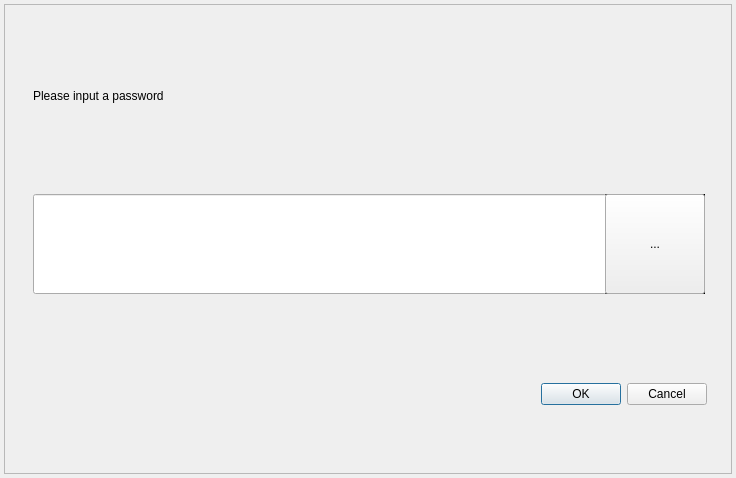
This is gui/mainwidget/src/login/logindialog.ui in yjsin-emastec/neptune as Qt 5 draws it before an edit. The edited form follows.
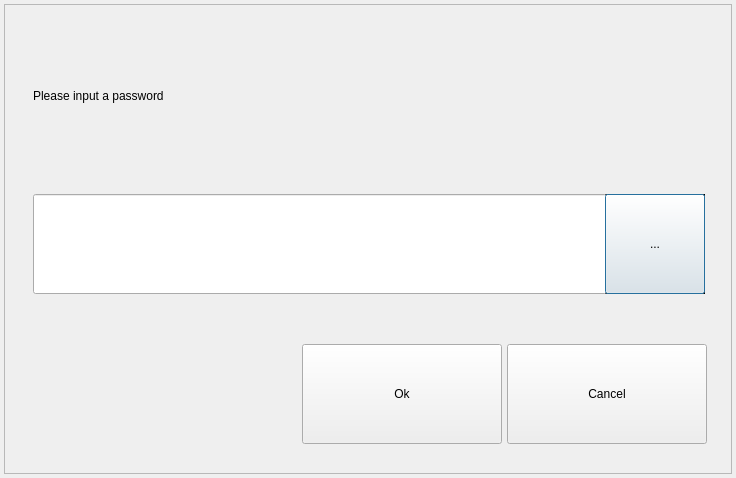
This is the edited form.

Commit message: Fix bug of focus when lineedit was selected

What changed in the file:
```diff
--- a/gui/mainwidget/src/login/logindialog.ui
+++ b/gui/mainwidget/src/login/logindialog.ui
@@ -90,31 +90,6 @@
      <bool>false</bool>
     </property>
    </widget>
-   <widget class="QDialogButtonBox" name="buttonBox">
-    <property name="geometry">
-     <rect>
-      <x>273</x>
-      <y>340</y>
-      <width>430</width>
-      <height>100</height>
-     </rect>
-    </property>
-    <property name="minimumSize">
-     <size>
-      <width>0</width>
-      <height>100</height>
-     </size>
-    </property>
-    <property name="maximumSize">
-     <size>
-      <width>16777215</width>
-      <height>100</height>
-     </size>
-    </property>
-    <property name="standardButtons">
-     <set>QDialogButtonBox::Cancel|QDialogButtonBox::Ok</set>
-    </property>
-   </widget>
    <widget class="QPushButton" name="buttonEdit">
     <property name="geometry">
      <rect>
@@ -156,6 +131,38 @@
      <string/>
     </property>
    </widget>
+   <widget class="QPushButton" name="buttonOk">
+    <property name="geometry">
+     <rect>
+      <x>298</x>
+      <y>340</y>
+      <width>200</width>
+      <height>100</height>
+     </rect>
+    </property>
+    <property name="focusPolicy">
+     <enum>Qt::NoFocus</enum>
+    </property>
+    <property name="text">
+     <string>Ok</string>
+    </property>
+   </widget>
+   <widget class="QPushButton" name="buttonCancel">
+    <property name="geometry">
+     <rect>
+      <x>503</x>
+      <y>340</y>
+      <width>200</width>
+      <height>100</height>
+     </rect>
+    </property>
+    <property name="focusPolicy">
+     <enum>Qt::NoFocus</enum>
+    </property>
+    <property name="text">
+     <string>Cancel</string>
+    </property>
+   </widget>
    <zorder>label</zorder>
    <zorder>lineEditPassword</zorder>
    <zorder>buttonBox</zorder>
```
Left out of the diff: 7 changed lines with no effect on the pictures. The commit also changes 2 other files.
